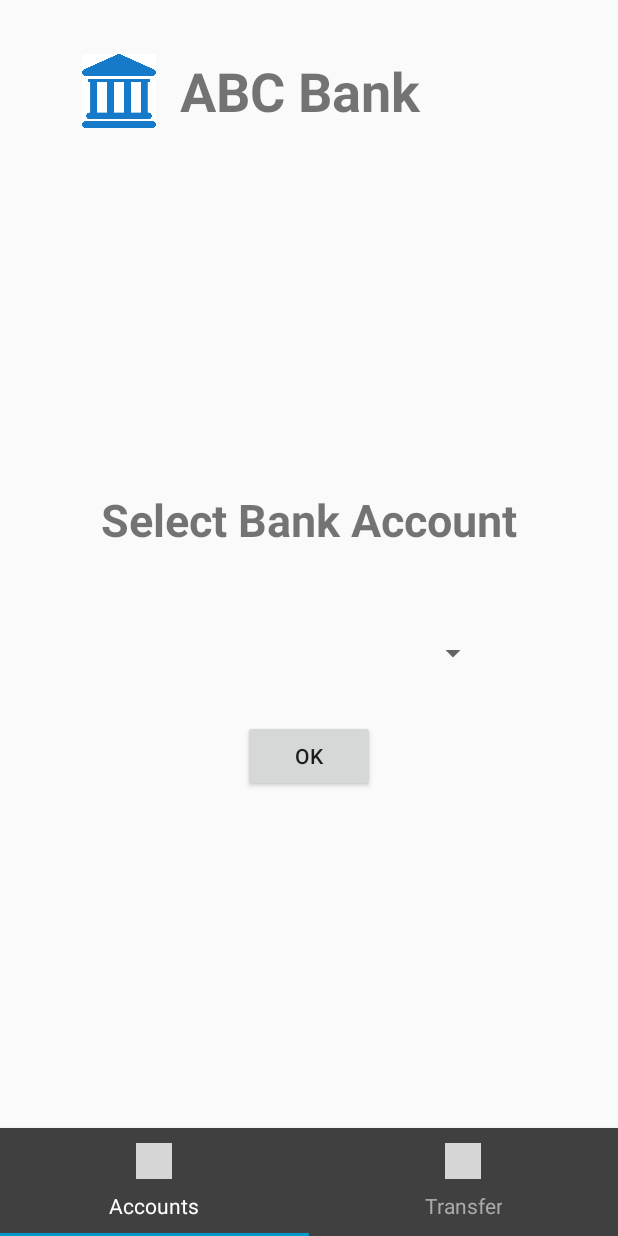
After one commit to lkchong/MobileBankingApp, an Android app: the AccountSelectionFragment screen opened directly, with no data from a screen before it, on a phone screen of 412 x 824 dp. The commit adds this screen. Run offline under Robolectric (Android 15) with nearby library versions, the phone set to English and light mode, and no system bars; grey boxes are pictures that could not be loaded.

Commit message:
-account selection converted to fragment -transfer main page converted to fragment
-main activity launched after login success
-main activity act as viewpager for fragments

--proceed with converting other relevant activity to fragments

```diff
--- a/app/build.gradle
+++ b/app/build.gradle
@@ -24,6 +24,7 @@ dependencies {
     implementation fileTree(include: ['*.jar'], dir: 'libs')
     implementation 'com.android.support:appcompat-v7:26.1.0'
     implementation 'com.android.support.constraint:constraint-layout:1.1.3'
+    implementation 'com.android.support:support-v4:26.1.0'
     testImplementation 'junit:junit:4.12'
     androidTestImplementation 'com.android.support.test:runner:1.0.2'
     androidTestImplementation 'com.android.support.test.espresso:espresso-core:3.0.2'
--- /dev/null
+++ b/app/src/main/java/com/fyp/mobilebankingapp/AccountSelectionFragment.java
@@ -0,0 +1,26 @@
+package com.fyp.mobilebankingapp;
+
+import android.content.Context;
+import android.net.Uri;
+import android.os.Bundle;
+import android.support.annotation.Nullable;
+import android.support.v4.app.Fragment;
+import android.view.LayoutInflater;
+import android.view.View;
+import android.view.ViewGroup;
+
+
+public class AccountSelectionFragment extends Fragment {
+    View view;
+    public AccountSelectionFragment() {
+    }
+
+    @Nullable
+    @Override
+    public View onCreateView(LayoutInflater inflater, @Nullable ViewGroup container,
+                             @Nullable Bundle savedInstanceState) {
+        // Inflate the layout for this fragment
+        view = inflater.inflate(R.layout.fragment_account_selection, container, false);
+        return view;
+    }
+}
--- a/app/src/main/java/com/fyp/mobilebankingapp/BackgroundWorker.java
+++ b/app/src/main/java/com/fyp/mobilebankingapp/BackgroundWorker.java
@@ -137,7 +137,7 @@ public class BackgroundWorker extends AsyncTask<String, Void, String> {
             loginSuccessToast.setGravity(Gravity.CENTER_VERTICAL, 0, 0);
             loginSuccessToast.show();
 
-            Intent intent = new Intent(context, AccountSelectionActivity.class);
+            Intent intent = new Intent(context, MainActivity.class);
             context.startActivity(intent);
         }
         else {
--- /dev/null
+++ b/app/src/main/java/com/fyp/mobilebankingapp/MainActivity.java
@@ -0,0 +1,37 @@
+package com.fyp.mobilebankingapp;
+
+import android.support.design.widget.AppBarLayout;
+import android.support.design.widget.TabLayout;
+import android.support.v4.view.ViewPager;
+import android.support.v7.app.AppCompatActivity;
+import android.os.Bundle;
+
+public class MainActivity extends AppCompatActivity {
+
+    private TabLayout tabLayout;
+    private AppBarLayout appBarLayout;
+    private ViewPager viewPager;
+
+    @Override
+    protected void onCreate(Bundle savedInstanceState) {
+        super.onCreate(savedInstanceState);
+        setContentView(R.layout.activity_main);
+
+        tabLayout = (TabLayout) findViewById(R.id.bottomNavigationBar);
+        appBarLayout = (AppBarLayout) findViewById(R.id.bottomNavigationAppBar);
+        viewPager = (ViewPager) findViewById(R.id.viewPager);
+
+        ViewPagerAdapter viewPagerAdapter = new ViewPagerAdapter(getSupportFragmentManager());
+
+        // Adding Fragments to viewPagerAdapter
+        viewPagerAdapter.addFragment(new AccountSelectionFragment(), "Accounts");
+        viewPagerAdapter.addFragment(new TransferMainFragment(), "Transfer");
+
+        // Configuring viewPager
+        viewPager.setAdapter(viewPagerAdapter);
+        tabLayout.setupWithViewPager(viewPager);
+
+        tabLayout.getTabAt(0).setIcon(R.drawable.baseline_account_balance_white_24dp);
+        tabLayout.getTabAt(1).setIcon(R.drawable.baseline_attach_money_white_24dp);
+    }
+}
--- /dev/null
+++ b/app/src/main/java/com/fyp/mobilebankingapp/TransferMainFragment.java
@@ -0,0 +1,27 @@
+package com.fyp.mobilebankingapp;
+
+import android.content.Context;
+import android.net.Uri;
+import android.os.Bundle;
+import android.support.annotation.Nullable;
+import android.support.v4.app.Fragment;
+import android.view.LayoutInflater;
+import android.view.View;
+import android.view.ViewGroup;
+
+
+
+public class TransferMainFragment extends Fragment {
+    View view;
+    public TransferMainFragment() {
+    }
+
+    @Nullable
+    @Override
+    public View onCreateView(LayoutInflater inflater, @Nullable ViewGroup container,
+                             @Nullable Bundle savedInstanceState) {
+        view = inflater.inflate(R.layout.fragment_transfer_main, container, false);
+        return view;
+    }
+
+}
--- /dev/null
+++ b/app/src/main/java/com/fyp/mobilebankingapp/ViewPagerAdapter.java
@@ -0,0 +1,39 @@
+package com.fyp.mobilebankingapp;
+
+import android.support.v4.app.Fragment;
+import android.support.v4.app.FragmentManager;
+import android.support.v4.app.FragmentPagerAdapter;
+
+import java.util.ArrayList;
+import java.util.List;
+
+public class ViewPagerAdapter extends FragmentPagerAdapter{
+
+    private final List<Fragment> FRAGMENT_LIST = new ArrayList<>();
+    private final List<String> FRAGMENT_LIST_TITLES = new ArrayList<>();
+
+    // Constructor
+    public ViewPagerAdapter(FragmentManager fragmentManager) {
+        super(fragmentManager);
+    }
+
+    @Override
+    public Fragment getItem(int position) {
+        return FRAGMENT_LIST.get(position);
+    }
+
+    @Override
+    public int getCount() {
+        return FRAGMENT_LIST_TITLES.size();
+    }
+
+    @Override
+    public CharSequence getPageTitle(int position) {
+        return FRAGMENT_LIST_TITLES.get(position);
+    }
+
+    public void addFragment(Fragment fragment, String Title) {
+        FRAGMENT_LIST.add(fragment);
+        FRAGMENT_LIST_TITLES.add(Title);
+    }
+}
--- /dev/null
+++ b/app/src/main/res/layout/activity_main.xml
@@ -0,0 +1,101 @@
+<?xml version="1.0" encoding="utf-8"?>
+<android.support.constraint.ConstraintLayout xmlns:android="http://schemas.android.com/apk/res/android"
+    xmlns:app="http://schemas.android.com/apk/res-auto"
+    xmlns:tools="http://schemas.android.com/tools"
+    android:layout_width="match_parent"
+    android:layout_height="match_parent"
+    tools:context=".MainActivity"
+    android:orientation="vertical">
+
+    <ImageView
+        android:id="@+id/imageView"
+        android:layout_width="61dp"
+        android:layout_height="49dp"
+        android:layout_marginEnd="8dp"
+        android:layout_marginStart="8dp"
+        android:layout_marginTop="36dp"
+        android:contentDescription="bankicon"
+        app:layout_constraintEnd_toStartOf="@+id/textView6"
+        app:layout_constraintHorizontal_bias="0.954"
+        app:layout_constraintStart_toStartOf="parent"
+        app:layout_constraintTop_toTopOf="parent"
+        app:srcCompat="@drawable/bank_icon" />
+
+    <TextView
+        android:id="@+id/textView6"
+        android:layout_width="168dp"
+        android:layout_height="54dp"
+        android:layout_marginEnd="124dp"
+        android:layout_marginTop="36dp"
+        android:text="ABC Bank"
+        android:textSize="36sp"
+        android:textStyle="bold"
+        app:layout_constraintEnd_toEndOf="parent"
+        app:layout_constraintTop_toTopOf="parent" />
+
+    <android.support.v4.view.ViewPager
+        android:id="@+id/viewPager"
+        android:layout_width="0dp"
+        android:layout_height="602dp"
+        app:layout_constraintBottom_toTopOf="@+id/bottomNavigationAppBar"
+        app:layout_constraintEnd_toEndOf="parent"
+        app:layout_constraintStart_toStartOf="parent" />
+
+    <android.support.design.widget.AppBarLayout
+        android:id="@+id/bottomNavigationAppBar"
+        android:layout_width="match_parent"
+        android:layout_height="wrap_content"
+        app:layout_constraintBottom_toBottomOf="parent"
+        app:layout_constraintEnd_toEndOf="parent"
+        app:layout_constraintStart_toStartOf="parent">
+
+        <android.support.design.widget.TabLayout
+            android:id="@+id/bottomNavigationBar"
+            android:layout_width="match_parent"
+            android:layout_height="wrap_content"
+            android:background="#404040"
+            app:tabIndicatorColor="@android:color/holo_blue_dark"
+            app:tabSelectedTextColor="@android:color/white"
+            app:tabTextAppearance="@style/TextAppearance.AppCompat"
+            app:tabTextColor="@android:color/darker_gray" />
+
+            <!--
+            <android.support.design.widget.TabItem
+                android:id="@+id/account_tab"
+                android:layout_width="wrap_content"
+                android:layout_height="wrap_content"
+                android:icon="@drawable/baseline_account_balance_white_24dp"
+                android:text="Accounts" />
+
+            <android.support.design.widget.TabItem
+                android:id="@+id/transfer_tab"
+                android:layout_width="wrap_content"
+                android:layout_height="wrap_content"
+                android:icon="@drawable/baseline_attach_money_white_24dp"
+                android:text="Transfer" />
+
+            <android.support.design.widget.TabItem
+                android:id="@+id/bill_tab"
+                android:layout_width="wrap_content"
+                android:layout_height="wrap_content"
+                android:icon="@drawable/baseline_list_alt_white_24dp"
+                android:text="Bill" />
+
+            <android.support.design.widget.TabItem
+                android:id="@+id/feedback_tab"
+                android:layout_width="wrap_content"
+                android:layout_height="wrap_content"
+                android:icon="@drawable/baseline_feedback_white_24dp"
+                android:text="Feedback" />
+
+            <android.support.design.widget.TabItem
+                android:id="@+id/settings_tab"
+                android:layout_width="wrap_content"
+                android:layout_height="wrap_content"
+                android:icon="@drawable/baseline_settings_white_24dp"
+                android:text="Settings" />
+        </android.support.design.widget.TabLayout>-->
+    </android.support.design.widget.AppBarLayout>
+
+
+</android.support.constraint.ConstraintLayout>
--- /dev/null
+++ b/app/src/main/res/layout/fragment_account_selection.xml
@@ -0,0 +1,52 @@
+<?xml version="1.0" encoding="utf-8"?>
+<FrameLayout xmlns:android="http://schemas.android.com/apk/res/android"
+    xmlns:tools="http://schemas.android.com/tools"
+    android:layout_width="match_parent"
+    android:layout_height="match_parent"
+    xmlns:app="http://schemas.android.com/apk/res-auto"
+    tools:context=".AccountSelectionFragment">
+
+    <!-- TODO: Update blank fragment layout -->
+
+
+    <android.support.constraint.ConstraintLayout
+        android:layout_width="match_parent"
+        android:layout_height="match_parent">
+
+        <TextView
+            android:id="@+id/textView4"
+            android:layout_width="wrap_content"
+            android:layout_height="wrap_content"
+            android:layout_marginEnd="8dp"
+            android:layout_marginStart="8dp"
+            android:layout_marginTop="176dp"
+            android:text="Select Bank Account"
+            android:textSize="30sp"
+            android:textStyle="bold"
+            app:layout_constraintEnd_toEndOf="parent"
+            app:layout_constraintStart_toStartOf="parent"
+            app:layout_constraintTop_toTopOf="parent" />
+
+        <Spinner
+            android:id="@+id/spinner"
+            android:layout_width="239dp"
+            android:layout_height="33dp"
+            android:layout_marginTop="52dp"
+            android:spinnerMode="dialog"
+            app:layout_constraintEnd_toEndOf="parent"
+            app:layout_constraintHorizontal_bias="0.502"
+            app:layout_constraintStart_toStartOf="parent"
+            app:layout_constraintTop_toBottomOf="@+id/textView4" />
+
+        <Button
+            android:id="@+id/button"
+            android:layout_width="wrap_content"
+            android:layout_height="wrap_content"
+            android:layout_marginTop="28dp"
+            android:text="OK"
+            app:layout_constraintEnd_toEndOf="parent"
+            app:layout_constraintStart_toStartOf="parent"
+            app:layout_constraintTop_toBottomOf="@+id/spinner" />
+
+    </android.support.constraint.ConstraintLayout>
+</FrameLayout>
--- a/app/src/main/res/values/strings.xml
+++ b/app/src/main/res/values/strings.xml
@@ -1,4 +1,7 @@
 <resources>
     <string name="app_name">MobileBankingApp</string>
     <string name="nav_transfer">Transfer</string>
+
+    <!-- TODO: Remove or change this placeholder text -->
+    <string name="hello_blank_fragment">Hello blank fragment</string>
 </resources>
```
Also changed, not shown: app/src/main/AndroidManifest.xml (+47 -38 lines), app/src/main/res/layout/fragment_transfer_main.xml (added, +40 -0 lines).
